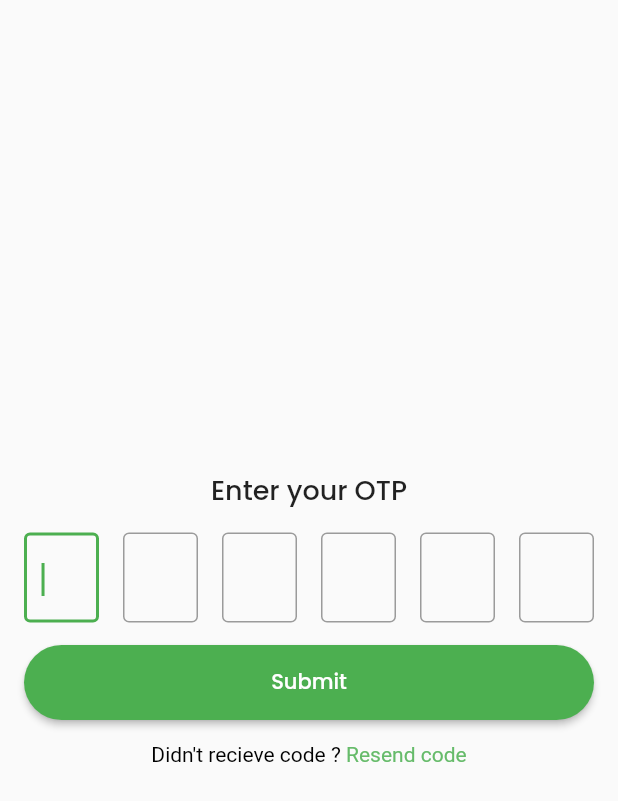
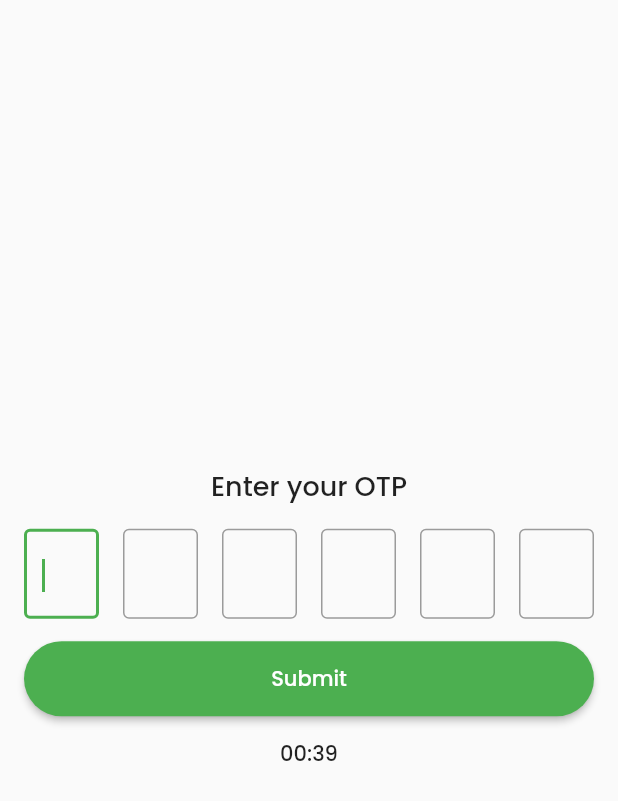
Before and after one commit to Anaskp/storeapp, a Flutter app: the OtpScreen screen opened directly with empty values, on a phone screen of 412 x 824 dp. Shown: the top 801 px of the screen. Run offline on Flutter 3.47's test engine with Material 2 defaults, Android fonts, the phone set to English and light mode, and no system bars; our stand-ins replace carousel_slider, cloud_firestore, firebase_auth, firebase_core; accounts and stored records are empty.

Commit message:
otp resend

```diff
--- /dev/null
+++ b/lib/model/models.dart
@@ -0,0 +1 @@
+export 'user_model.dart';
--- /dev/null
+++ b/lib/model/user_model.dart
@@ -0,0 +1,14 @@
+class UserModel {
+  final String name;
+  final String email;
+
+  UserModel({required this.name, required this.email});
+
+  factory UserModel.fromJson(Map<String, dynamic> json) {
+    return UserModel(name: json['name'], email: json['email']);
+  }
+
+  Map<String, dynamic> toJson() {
+    return {'name': name, 'email': email};
+  }
+}
--- a/lib/screens/new_address_screen.dart
+++ b/lib/screens/new_address_screen.dart
@@ -1,6 +1,4 @@
 import 'package:flutter/material.dart';
-import 'package:flutter/src/widgets/container.dart';
-import 'package:flutter/src/widgets/framework.dart';
 
 class NewAddressScreen extends StatelessWidget {
   const NewAddressScreen({super.key});
--- a/lib/screens/otp_screen.dart
+++ b/lib/screens/otp_screen.dart
@@ -1,3 +1,5 @@
+import 'dart:async';
+
 import 'package:e_store/providers/providers.dart';
 import 'package:e_store/screens/main_screen.dart';
 import 'package:e_store/screens/profile_detail_screen.dart';
@@ -6,30 +8,60 @@ import 'package:flutter/gestures.dart';
 import 'package:flutter/material.dart';
 import 'package:provider/provider.dart';
 
-class OtpScreen extends StatelessWidget {
-  OtpScreen({Key? key, required this.verificationId}) : super(key: key);
+class OtpScreen extends StatefulWidget {
+  OtpScreen({Key? key, required this.verificationId, required this.phoneNumber})
+      : super(key: key);
 
+  final String phoneNumber;
+  final verificationId;
+
+  @override
+  State<OtpScreen> createState() => _OtpScreenState();
+}
+
+class _OtpScreenState extends State<OtpScreen> {
   final TextEditingController _fieldOne = TextEditingController();
+
   final TextEditingController _fieldTwo = TextEditingController();
+
   final TextEditingController _fieldThree = TextEditingController();
+
   final TextEditingController _fieldFour = TextEditingController();
+
   final TextEditingController _fieldFive = TextEditingController();
+
   final TextEditingController _fieldSix = TextEditingController();
 
-  final verificationId;
+  int timeLeft = 40;
+
+  @override
+  void initState() {
+    Timer.periodic(const Duration(seconds: 1), (timer) {
+      if (timeLeft > 0) {
+        setState(() {
+          timeLeft--;
+        });
+      } else {
+        timer.cancel();
+      }
+    });
+    super.initState();
+  }
 
   @override
   Widget build(BuildContext context) {
     final isLoading =
         Provider.of<AuthProvider>(context, listen: true).isLoading;
 
+    final ap = Provider.of<AuthProvider>(context, listen: false);
+
     return Scaffold(
       body: isLoading
-          ? Center(
+          ? const Center(
               child: CircularProgressIndicator(),
             )
           : Padding(
-              padding: EdgeInsets.all(16),
+              padding: const EdgeInsets.all(16),
               child: Column(
                 mainAxisAlignment: MainAxisAlignment.center,
                 crossAxisAlignment: CrossAxisAlignment.center,
@@ -40,7 +72,7 @@ class OtpScreen extends StatelessWidget {
                       fontSize: 18,
                     ),
                   ),
-                  SizedBox(
+                  const SizedBox(
                     height: 15,
                   ),
                   Row(
@@ -103,7 +135,9 @@ class OtpScreen extends StatelessWidget {
                   const SizedBox(
                     height: 15,
                   ),
-                  RichText(
+                  timeLeft != 0
+                      ? Text("00:${timeLeft.toString()}")
+                      : RichText(
                           text: TextSpan(
                             style: const TextStyle(
                               color: Colors.black,
@@ -115,10 +149,14 @@ class OtpScreen extends StatelessWidget {
                                   style: TextStyle(
                                     color: Theme.of(context).primaryColor,
                                   ),
-                            recognizer: TapGestureRecognizer()..onTap = () {}),
+                                  recognizer: TapGestureRecognizer()
+                                    ..onTap = () {
+                                      ap.signInWithPhone(
+                                          context, widget.phoneNumber);
+                                    }),
                             ],
                           ),
-                  ),
+                        )
                 ],
               ),
             ),
@@ -130,7 +168,7 @@ class OtpScreen extends StatelessWidget {
 
     ap.verifyOTP(
         context: context,
-        verificationId: verificationId,
+        verificationId: widget.verificationId,
         userOtp: smsCode,
         onSuccess: () async {
           ap.checkExistingUser().then((value) async {
@@ -147,7 +185,7 @@ class OtpScreen extends StatelessWidget {
 
               Navigator.of(context).pushAndRemoveUntil(
                   MaterialPageRoute(
-                    builder: (context) => ProfileDetailScreen(),
+                    builder: (context) => ProfileDetailScreen(newUser: true),
                   ),
                   (route) => false);
             }
```
Also changed, not shown: lib/providers/auth_provider.dart (+18 -1 lines), lib/screens/profile_detail_screen.dart (+33 -3 lines). Lines whose indentation alone changed are shown as unchanged.
